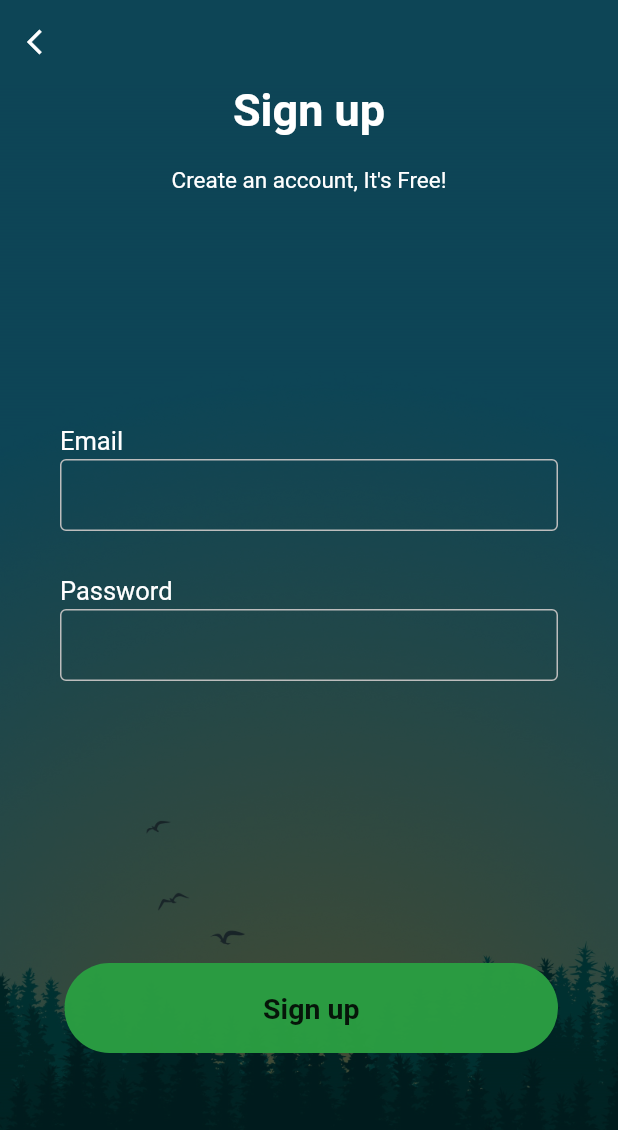
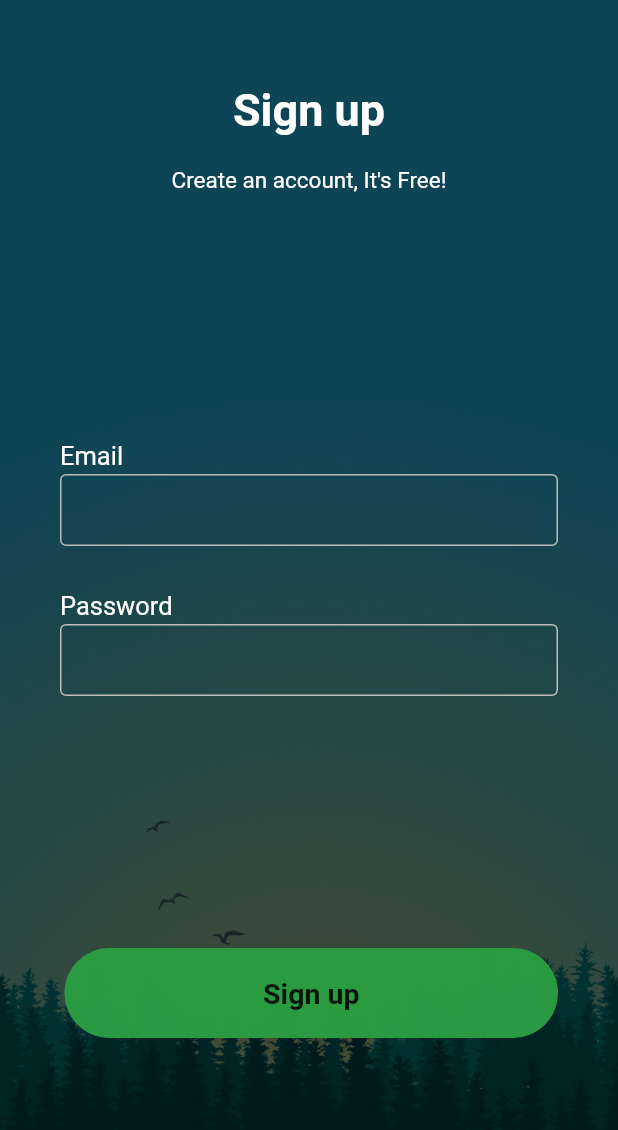
Before and after one commit to tris876/trashToGo, a Flutter app: the screen it shows after launch, after a tap on "Sign up", on a phone screen of 412 x 824 dp. Shown: the top 1130 px of the screen. Run offline on Flutter 3.47's test engine with Material 2 defaults, Android fonts, the phone set to English and light mode, and no system bars; our stand-ins replace firebase_auth, firebase_core, font_awesome_flutter; missing offline and left inert: flutter_circular_chart, flutter_sparkline; accounts and stored records are empty.

Commit message:
remove bac button

```diff
--- a/lib/login.dart
+++ b/lib/login.dart
@@ -25,12 +25,7 @@ class _LoginPageState extends State<LoginPage> {
           elevation: 0,
           brightness: Brightness.light,
           backgroundColor: Color(0xFFF001117).withOpacity(0.3),
-          leading: IconButton(
-            onPressed: () {
-              Navigator.pop(context);
-            },
-            icon: Icon(Icons.arrow_back_ios, size: 20, color: Colors.white),
-          ),
+          leading: Text(""),
         ),
         body: Stack(
           fit: StackFit.expand,
--- a/lib/signup.dart
+++ b/lib/signup.dart
@@ -21,12 +21,7 @@ class _SignupPageState extends State<SignupPage> {
           elevation: 0,
           brightness: Brightness.light,
           backgroundColor: Color(0xFFF001117).withOpacity(0.7),
-          leading: IconButton(
-            onPressed: () {
-              Navigator.pop(context);
-            },
-            icon: Icon(Icons.arrow_back_ios, size: 20, color: Colors.white),
-          ),
+          leading: Text(""),
         ),
         body: Stack(
           fit: StackFit.expand,
@@ -134,9 +129,6 @@ class _SignupPageState extends State<SignupPage> {
                                           borderSide: BorderSide(
                                               color: Colors.grey[400])),
                                     ),
-                                  ),
-                                  SizedBox(
-                                    height: 30,
                                   ),
                                 ],
                               ),
```
